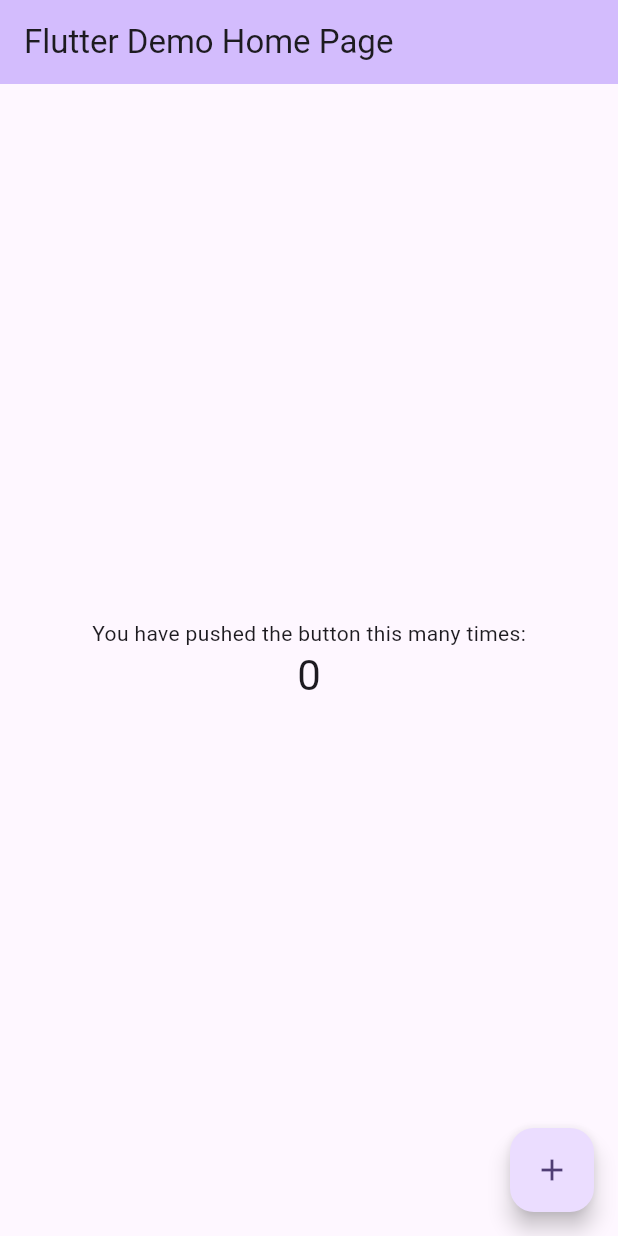
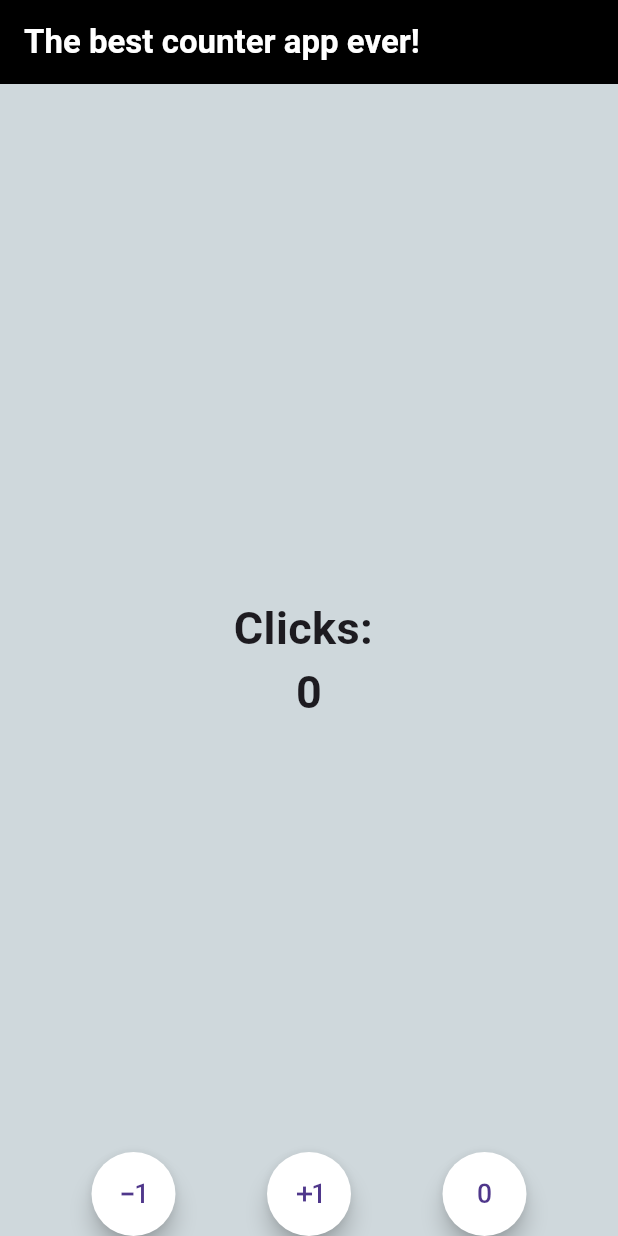
Before and after one commit to RochaMoran/counter-flutter, a Flutter app: the screen it shows after launch, on a phone screen of 412 x 824 dp. Run offline on Flutter 3.47's test engine with Material 3 defaults, Android fonts, the phone set to English and light mode, and no system bars.

Commit message:
Agrega pantallas de inicio y contador

```diff
--- a/lib/main.dart
+++ b/lib/main.dart
@@ -1,125 +1,22 @@
 import 'package:flutter/material.dart';
 
+// import 'package:counter_app/screens/home_screen.dart';
+import 'package:counter_app/screens/counter_screen.dart';
+
 void main() {
-  runApp(const MyApp());
+  runApp( const MyApp());
 }
 
 class MyApp extends StatelessWidget {
+
   const MyApp({super.key});
-
-  // This widget is the root of your application.
-  @override
-  Widget build(BuildContext context) {
-    return MaterialApp(
-      title: 'Flutter Demo',
-      theme: ThemeData(
-        // This is the theme of your application.
-        //
-        // TRY THIS: Try running your application with "flutter run". You'll see
-        // the application has a purple toolbar. Then, without quitting the app,
-        // try changing the seedColor in the colorScheme below to Colors.green
-        // and then invoke "hot reload" (save your changes or press the "hot
-        // reload" button in a Flutter-supported IDE, or press "r" if you used
-        // the command line to start the app).
-        //
-        // Notice that the counter didn't reset back to zero; the application
-        // state is not lost during the reload. To reset the state, use hot
-        // restart instead.
-        //
-        // This works for code too, not just values: Most code changes can be
-        // tested with just a hot reload.
-        colorScheme: ColorScheme.fromSeed(seedColor: Colors.deepPurple),
-        useMaterial3: true,
-      ),
-      home: const MyHomePage(title: 'Flutter Demo Home Page'),
-    );
-  }
-}
-
-class MyHomePage extends StatefulWidget {
-  const MyHomePage({super.key, required this.title});
-
-  // This widget is the home page of your application. It is stateful, meaning
-  // that it has a State object (defined below) that contains fields that affect
-  // how it looks.
-
-  // This class is the configuration for the state. It holds the values (in this
-  // case the title) provided by the parent (in this case the App widget) and
-  // used by the build method of the State. Fields in a Widget subclass are
-  // always marked "final".
-
-  final String title;
-
-  @override
-  State<MyHomePage> createState() => _MyHomePageState();
-}
-
-class _MyHomePageState extends State<MyHomePage> {
-  int _counter = 0;
-
-  void _incrementCounter() {
-    setState(() {
-      // This call to setState tells the Flutter framework that something has
-      // changed in this State, which causes it to rerun the build method below
-      // so that the display can reflect the updated values. If we changed
-      // _counter without calling setState(), then the build method would not be
-      // called again, and so nothing would appear to happen.
-      _counter++;
-    });
-  }
 
   @override
   Widget build(BuildContext context) {
-    // This method is rerun every time setState is called, for instance as done
-    // by the _incrementCounter method above.
-    //
-    // The Flutter framework has been optimized to make rerunning build methods
-    // fast, so that you can just rebuild anything that needs updating rather
-    // than having to individually change instances of widgets.
-    return Scaffold(
-      appBar: AppBar(
-        // TRY THIS: Try changing the color here to a specific color (to
-        // Colors.amber, perhaps?) and trigger a hot reload to see the AppBar
-        // change color while the other colors stay the same.
-        backgroundColor: Theme.of(context).colorScheme.inversePrimary,
-        // Here we take the value from the MyHomePage object that was created by
-        // the App.build method, and use it to set our appbar title.
-        title: Text(widget.title),
-      ),
-      body: Center(
-        // Center is a layout widget. It takes a single child and positions it
-        // in the middle of the parent.
-        child: Column(
-          // Column is also a layout widget. It takes a list of children and
-          // arranges them vertically. By default, it sizes itself to fit its
-          // children horizontally, and tries to be as tall as its parent.
-          //
-          // Column has various properties to control how it sizes itself and
-          // how it positions its children. Here we use mainAxisAlignment to
-          // center the children vertically; the main axis here is the vertical
-          // axis because Columns are vertical (the cross axis would be
-          // horizontal).
-          //
-          // TRY THIS: Invoke "debug painting" (choose the "Toggle Debug Paint"
-          // action in the IDE, or press "p" in the console), to see the
-          // wireframe for each widget.
-          mainAxisAlignment: MainAxisAlignment.center,
-          children: <Widget>[
-            const Text(
-              'You have pushed the button this many times:',
-            ),
-            Text(
-              '$_counter',
-              style: Theme.of(context).textTheme.headlineMedium,
-            ),
-          ],
-        ),
-      ),
-      floatingActionButton: FloatingActionButton(
-        onPressed: _incrementCounter,
-        tooltip: 'Increment',
-        child: const Icon(Icons.add),
-      ), // This trailing comma makes auto-formatting nicer for build methods.
+    return const MaterialApp(
+      debugShowCheckedModeBanner: false,
+      home: CounterScreen(),
     );
   }
+
 }
--- /dev/null
+++ b/lib/screens/counter_screen.dart
@@ -0,0 +1,105 @@
+import 'package:flutter/material.dart';
+
+class CounterScreen extends StatefulWidget {
+  const CounterScreen({super.key});
+
+  @override
+  State<CounterScreen> createState() => _CounterScreenState();
+}
+
+class _CounterScreenState extends State<CounterScreen> {
+  int counter = 0;
+
+  void encrease() {
+    counter++;
+    setState(() {});
+  }
+
+  void decrease() {
+    counter--;
+    setState(() {});
+  }
+
+  void reset() {
+    counter = 0;
+    setState(() {});
+  }
+
+  @override
+  Widget build(BuildContext context) {
+    const fontSizeStyle = TextStyle( fontSize: 30, fontWeight: FontWeight.bold );
+
+    return Scaffold(
+      appBar: AppBar(
+        title: const Text(
+          'The best counter app ever!',
+          style: TextStyle(
+            color: Colors.white,
+            fontWeight: FontWeight.bold
+          )
+        ),
+        backgroundColor: Colors.black,
+      ),
+      body: Center(
+        child: Column(
+          mainAxisAlignment: MainAxisAlignment.center,
+          children: [
+            const Text('Clicks: ', style: fontSizeStyle),
+            Text('$counter', style: fontSizeStyle)
+          ],
+        ),
+      ),
+      backgroundColor: Colors.blueGrey[100],
+      floatingActionButtonLocation: FloatingActionButtonLocation.centerDocked,
+      floatingActionButtonAnimator: FloatingActionButtonAnimator.scaling,
+      floatingActionButton: CustomFloatingActions(
+        increaseFn: encrease,
+        descreaseFn: decrease,
+        resetFn: reset,
+      ),
+    );
+  }
+}
+
+class CustomFloatingActions extends StatelessWidget {
+  final Function increaseFn;
+  final Function descreaseFn;
+  final Function resetFn;
+
+  const CustomFloatingActions({
+    super.key,
+    required this.increaseFn,
+    required this.descreaseFn,
+    required this.resetFn
+  });
+
+  @override
+  Widget build(BuildContext context) {
+    return Row(
+      mainAxisAlignment: MainAxisAlignment.spaceEvenly,
+      crossAxisAlignment: CrossAxisAlignment.center,
+      children: [
+        FloatingActionButton(
+          onPressed: () => descreaseFn(),
+          shape: const CircleBorder(),
+          backgroundColor: Colors.white,
+          child: const Icon(Icons.exposure_minus_1),
+        ),
+
+        FloatingActionButton(
+          onPressed: () => increaseFn(),
+          shape: const CircleBorder(),
+          backgroundColor: Colors.white,
+          child: const Icon(Icons.exposure_plus_1)
+        ),
+
+        FloatingActionButton(
+          onPressed: () => resetFn(),
+          shape: const CircleBorder(),
+          backgroundColor: Colors.white,
+          child: const Icon(Icons.exposure_zero)
+        ),
+      ],
+    );
+  }
+}
--- /dev/null
+++ b/lib/screens/home_screen.dart
@@ -0,0 +1,33 @@
+import 'package:flutter/material.dart';
+
+class HomeScreen extends StatelessWidget {
+  const HomeScreen({super.key});
+
+  @override
+  Widget build(BuildContext context) {
+    const fontSizeStyle = TextStyle( fontSize: 30 );
+    int counter = 0;
+
+    return Scaffold(
+      appBar: AppBar(title: const Text('Counter App')),
+      body: Center(
+        child: Column(
+          mainAxisAlignment: MainAxisAlignment.center,
+          children: [
+            const Text('Clicks: ', style: fontSizeStyle),
+            Text('$counter', style: fontSizeStyle)
+          ],
+        ),
+      ),
+      floatingActionButtonLocation: FloatingActionButtonLocation.centerFloat,
+      floatingActionButtonAnimator: FloatingActionButtonAnimator.scaling,
+      floatingActionButton: FloatingActionButton(
+        child: const Icon(Icons.add),
+        onPressed: () {
+          counter++;
+          print('Counter: $counter');
+        },
+      ),
+    );
+  }
+}
```
